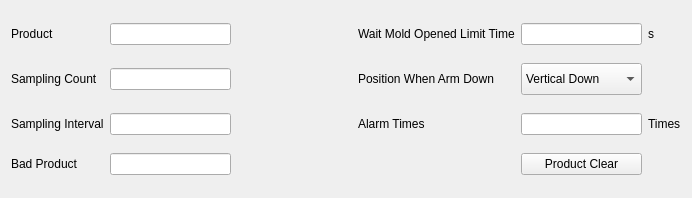
Qt form hcsettings/ichcproductsettingframe.ui (GaussCheng/2-5AxisPunch) before a commit.
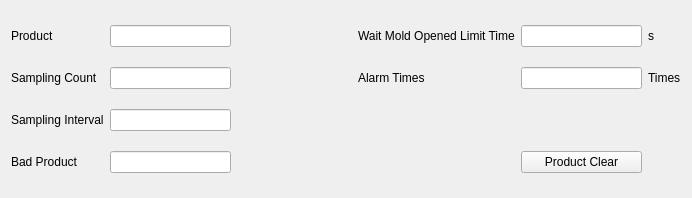
The same form after that commit. Custom widgets are drawn as their Qt base class.

What changed in the file:
```diff
--- a/hcsettings/ichcproductsettingframe.ui
+++ b/hcsettings/ichcproductsettingframe.ui
@@ -77,50 +77,6 @@
      </property>
     </widget>
    </item>
-   <item row="1" column="3">
-    <widget class="QLabel" name="label_3">
-     <property name="text">
-      <string>Position When Arm Down</string>
-     </property>
-    </widget>
-   </item>
-   <item row="1" column="4">
-    <widget class="QComboBox" name="posComboBox">
-     <property name="minimumSize">
-      <size>
-       <width>0</width>
-       <height>32</height>
-      </size>
-     </property>
-     <item>
-      <property name="text">
-       <string>Vertical Down</string>
-      </property>
-     </item>
-     <item>
-      <property name="text">
-       <string>Horizontal Down</string>
-      </property>
-     </item>
-    </widget>
-   </item>
-   <item row="2" column="5">
-    <widget class="QLabel" name="label_6">
-     <property name="text">
-      <string>Times</string>
-     </property>
-    </widget>
-   </item>
-   <item row="2" column="4">
-    <widget class="ICLineEditWithVirtualNumericKeypad" name="alarmTimesEdit"/>
-   </item>
-   <item row="2" column="3">
-    <widget class="QLabel" name="label_5">
-     <property name="text">
-      <string>Alarm Times</string>
-     </property>
-    </widget>
-   </item>
    <item row="3" column="4">
     <widget class="QPushButton" name="productClearButton">
      <property name="text">
@@ -141,6 +97,23 @@
      </property>
     </spacer>
    </item>
+   <item row="1" column="3">
+    <widget class="QLabel" name="label_5">
+     <property name="text">
+      <string>Alarm Times</string>
+     </property>
+    </widget>
+   </item>
+   <item row="1" column="4">
+    <widget class="ICLineEditWithVirtualNumericKeypad" name="alarmTimesEdit"/>
+   </item>
+   <item row="1" column="5">
+    <widget class="QLabel" name="label_6">
+     <property name="text">
+      <string>Times</string>
+     </property>
+    </widget>
+   </item>
   </layout>
  </widget>
  <customwidgets>
```
